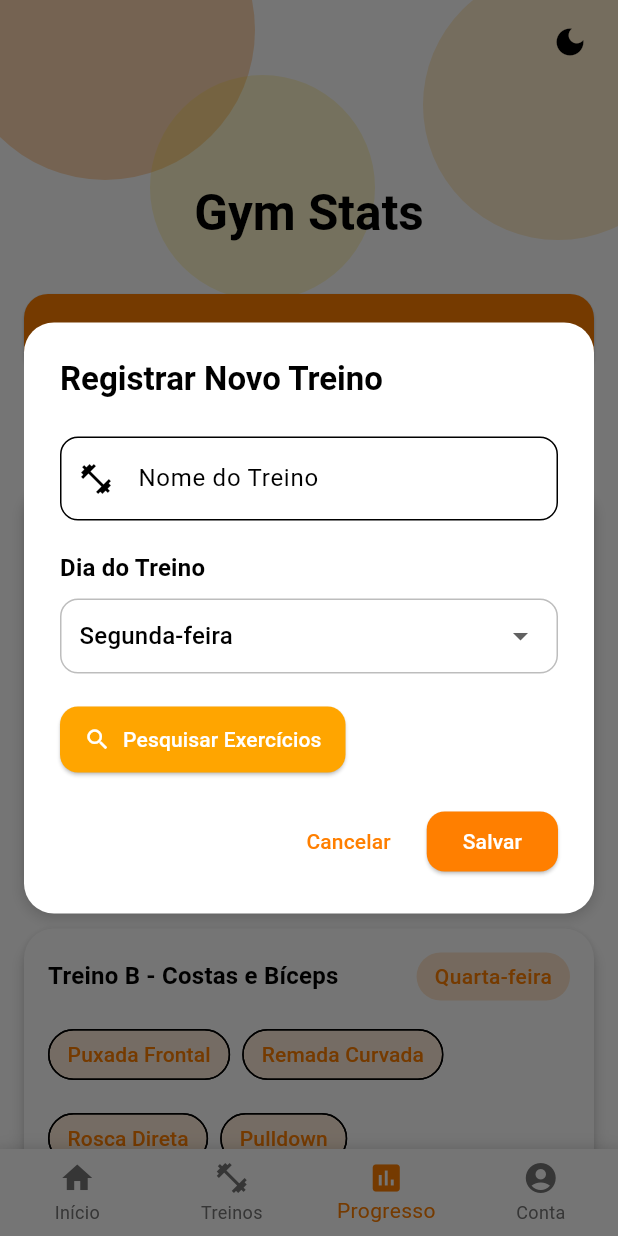
After one commit to DanielRosell06/Gym-Stats, a Flutter app: the screen it shows after launch, item 3 of the bottom bar chosen, after a tap on "Registrar Novo Treino", on a phone screen of 412 x 824 dp. The commit adds this screen. Run offline on Flutter 3.47's test engine with Material 3 defaults, Android fonts, the phone set to English and light mode, and no system bars; our stand-ins replace fl_chart.

Commit message:
Front da pagina de adicionar treino

```diff
--- /dev/null
+++ b/lib/add_training.dart
@@ -0,0 +1,556 @@
+import 'package:flutter/material.dart';
+
+class WorkoutRegistrationPage extends StatefulWidget {
+  const WorkoutRegistrationPage({super.key});
+
+  @override
+  State<WorkoutRegistrationPage> createState() => _WorkoutRegistrationPageState();
+}
+
+class _WorkoutRegistrationPageState extends State<WorkoutRegistrationPage> {
+  // Lista de treinos de exemplo
+  final List<Map<String, dynamic>> _workouts = [
+    {
+      'name': 'Treino A - Peito, Ombro e Tríceps',
+      'exercises': [
+        'Supino Reto',
+        'Desenvolvimento',
+        'Tríceps Corda',
+        'Crucifixo',
+        'Elevação Lateral'
+      ],
+      'day': 'Segunda-feira'
+    },
+    {
+      'name': 'Treino B - Costas e Bíceps',
+      'exercises': [
+        'Puxada Frontal',
+        'Remada Curvada',
+        'Rosca Direta',
+        'Pulldown',
+        'Rosca Martelo'
+      ],
+      'day': 'Quarta-feira'
+    },
+    {
+      'name': 'Treino C - Pernas',
+      'exercises': [
+        'Agachamento',
+        'Leg Press',
+        'Cadeira Extensora',
+        'Mesa Flexora',
+        'Panturrilha'
+      ],
+      'day': 'Sexta-feira'
+    },
+  ];
+
+  // Estado para os exercícios selecionados no popup
+  List<String> _selectedExercises = [];
+
+  // Controlador para o nome do treino
+  final TextEditingController _workoutNameController = TextEditingController();
+
+  // Dia da semana selecionado
+  String _selectedDay = 'Segunda-feira';
+
+  // Lista de exercícios disponíveis
+  final List<String> _availableExercises = [
+    'Supino Reto', 'Desenvolvimento', 'Tríceps Corda', 'Crucifixo', 'Elevação Lateral',
+    'Puxada Frontal', 'Remada Curvada', 'Rosca Direta', 'Pulldown', 'Rosca Martelo',
+    'Agachamento', 'Leg Press', 'Cadeira Extensora', 'Mesa Flexora', 'Panturrilha',
+    'Supino Inclinado', 'Voador', 'Tríceps Francês', 'Barra Fixa', 'Remada Alta',
+    'Leg Extension', 'Stiff', 'Levantamento Terra', 'Abdominais', 'Prancha'
+  ];
+
+  // Lista de dias da semana
+  final List<String> _weekDays = [
+    'Segunda-feira', 'Terça-feira', 'Quarta-feira',
+    'Quinta-feira', 'Sexta-feira', 'Sábado', 'Domingo'
+  ];
+
+  @override
+  void dispose() {
+    _workoutNameController.dispose();
+    super.dispose();
+  }
+
+  void _showAddWorkoutDialog() {
+    // Resetar dados do formulário
+    _workoutNameController.clear();
+    _selectedExercises = [];
+    _selectedDay = 'Segunda-feira';
+
+    showDialog(
+      context: context,
+      builder: (context) => StatefulBuilder(
+        builder: (context, setState) {
+          return Dialog(
+            insetPadding: const EdgeInsets.symmetric(horizontal: 16, vertical: 24),
+            shape: RoundedRectangleBorder(
+              borderRadius: BorderRadius.circular(20),
+            ),
+            child: SingleChildScrollView(
+              child: Padding(
+                padding: const EdgeInsets.all(24.0),
+                child: Column(
+                  mainAxisSize: MainAxisSize.min,
+                  crossAxisAlignment: CrossAxisAlignment.start,
+                  children: [
+                    Text(
+                      'Registrar Novo Treino',
+                      style: Theme.of(context).textTheme.titleLarge?.copyWith(
+                        fontWeight: FontWeight.bold,
+                      ),
+                    ),
+                    const SizedBox(height: 24),
+
+                    // Campo nome do treino
+                    TextField(
+                      controller: _workoutNameController,
+                      decoration: InputDecoration(
+                        labelText: 'Nome do Treino',
+                        hintText: 'Ex: Treino A - Peito e Tríceps',
+                        border: OutlineInputBorder(
+                          borderRadius: BorderRadius.circular(12),
+                        ),
+                        prefixIcon: const Icon(Icons.fitness_center),
+                      ),
+                    ),
+                    const SizedBox(height: 20),
+
+                    // Seleção do dia da semana
+                    Text(
+                      'Dia do Treino',
+                      style: Theme.of(context).textTheme.titleMedium?.copyWith(
+                        fontWeight: FontWeight.bold,
+                      ),
+                    ),
+                    const SizedBox(height: 8),
+                    Container(
+                      padding: const EdgeInsets.symmetric(horizontal: 12),
+                      decoration: BoxDecoration(
+                        border: Border.all(color: Colors.grey.shade400),
+                        borderRadius: BorderRadius.circular(12),
+                      ),
+                      child: DropdownButtonHideUnderline(
+                        child: DropdownButton<String>(
+                          isExpanded: true,
+                          value: _selectedDay,
+                          items: _weekDays.map((day) {
+                            return DropdownMenuItem<String>(
+                              value: day,
+                              child: Text(day),
+                            );
+                          }).toList(),
+                          onChanged: (value) {
+                            if (value != null) {
+                              setState(() {
+                                _selectedDay = value;
+                              });
+                            }
+                          },
+                        ),
+                      ),
+                    ),
+                    const SizedBox(height: 20),
+
+                    // Botão para buscar exercícios
+                    ElevatedButton.icon(
+                      onPressed: () {
+                        _showExerciseSearchDialog(context);
+                      },
+                      icon: const Icon(Icons.search),
+                      label: const Text('Pesquisar Exercícios'),
+                      style: ElevatedButton.styleFrom(
+                        backgroundColor: Theme.of(context).colorScheme.secondary,
+                        foregroundColor: Colors.white,
+                        padding: const EdgeInsets.symmetric(vertical: 12, horizontal: 16),
+                        shape: RoundedRectangleBorder(
+                          borderRadius: BorderRadius.circular(12),
+                        ),
+                      ),
+                    ),
+                    const SizedBox(height: 20),
+
+                    // Lista de exercícios selecionados
+                    if (_selectedExercises.isNotEmpty) ...[
+                      Text(
+                        'Exercícios Selecionados',
+                        style: Theme.of(context).textTheme.titleMedium?.copyWith(
+                          fontWeight: FontWeight.bold,
+                        ),
+                      ),
+                      const SizedBox(height: 12),
+                      Container(
+                        padding: const EdgeInsets.all(12),
+                        decoration: BoxDecoration(
+                          color: Theme.of(context).colorScheme.primary.withOpacity(0.1),
+                          borderRadius: BorderRadius.circular(12),
+                        ),
+                        child: Column(
+                          children: _selectedExercises.map((exercise) {
+                            return Padding(
+                              padding: const EdgeInsets.symmetric(vertical: 4.0),
+                              child: Row(
+                                mainAxisAlignment: MainAxisAlignment.spaceBetween,
+                                children: [
+                                  Text(
+                                    exercise,
+                                    style: const TextStyle(fontWeight: FontWeight.w500),
+                                  ),
+                                  IconButton(
+                                    icon: const Icon(Icons.remove_circle_outline, color: Colors.red),
+                                    onPressed: () {
+                                      setState(() {
+                                        _selectedExercises.remove(exercise);
+                                      });
+                                    },
+                                  ),
+                                ],
+                              ),
+                            );
+                          }).toList(),
+                        ),
+                      ),
+                      const SizedBox(height: 20),
+                    ],
+
+                    // Botões de ação
+                    Row(
+                      mainAxisAlignment: MainAxisAlignment.end,
+                      children: [
+                        TextButton(
+                          onPressed: () {
+                            Navigator.pop(context);
+                          },
+                          child: const Text('Cancelar'),
+                        ),
+                        const SizedBox(width: 12),
+                        ElevatedButton(
+                          onPressed: () {
+                            if (_workoutNameController.text.isNotEmpty &&
+                                _selectedExercises.isNotEmpty) {
+                              // Adicionar novo treino
+                              setState(() {
+                                _addNewWorkout();
+                              });
+                              Navigator.pop(context);
+                            } else {
+                              // Mostrar erro
+                              ScaffoldMessenger.of(context).showSnackBar(
+                                const SnackBar(
+                                  content: Text('Preencha o nome e selecione pelo menos um exercício'),
+                                  backgroundColor: Colors.red,
+                                ),
+                              );
+                            }
+                          },
+                          style: ElevatedButton.styleFrom(
+                            backgroundColor: Theme.of(context).colorScheme.primary,
+                            foregroundColor: Colors.white,
+                            shape: RoundedRectangleBorder(
+                              borderRadius: BorderRadius.circular(12),
+                            ),
+                          ),
+                          child: const Text('Salvar'),
+                        ),
+                      ],
+                    ),
+                  ],
+                ),
+              ),
+            ),
+          );
+        },
+      ),
+    );
+  }
+
+  void _showExerciseSearchDialog(BuildContext context) {
+  TextEditingController searchController = TextEditingController();
+  List<String> filteredExercises = List.from(_availableExercises);
+
+  showDialog(
+    context: context,
+    builder: (context) => StatefulBuilder(
+      builder: (context, setStateDialog) {  // Renomeei para deixar claro que é o setState do diálogo
+        return Dialog(
+          shape: RoundedRectangleBorder(
+            borderRadius: BorderRadius.circular(20),
+          ),
+          child: Padding(
+            padding: const EdgeInsets.all(16.0),
+            child: Column(
+              mainAxisSize: MainAxisSize.min,
+              children: [
+                Text(
+                  'Buscar Exercícios',
+                  style: Theme.of(context).textTheme.titleLarge?.copyWith(
+                    fontWeight: FontWeight.bold,
+                  ),
+                ),
+                const SizedBox(height: 16),
+                TextField(
+                  controller: searchController,
+                  decoration: InputDecoration(
+                    hintText: 'Digite para buscar',
+                    prefixIcon: const Icon(Icons.search),
+                    border: OutlineInputBorder(
+                      borderRadius: BorderRadius.circular(12),
+                    ),
+                  ),
+                  onChanged: (value) {
+                    setStateDialog(() {  // Usar o setState do diálogo
+                      filteredExercises = _availableExercises
+                          .where((exercise) => exercise.toLowerCase().contains(value.toLowerCase()))
+                          .toList();
+                    });
+                  },
+                ),
+                const SizedBox(height: 16),
+                Container(
+                  constraints: BoxConstraints(
+                    maxHeight: MediaQuery.of(context).size.height * 0.4,
+                  ),
+                  child: ListView.builder(
+                    shrinkWrap: true,
+                    itemCount: filteredExercises.length,
+                    itemBuilder: (context, index) {
+                      final exercise = filteredExercises[index];
+                      final isSelected = _selectedExercises.contains(exercise);
+
+                      return ListTile(
+                        title: Text(exercise),
+                        trailing: isSelected
+                            ? const Icon(Icons.check_circle, color: Colors.green)
+                            : const Icon(Icons.add_circle_outline),
+                        onTap: () {
+                          // Aqui precisamos usar o setState do widget pai
+                          setState(() {  // Esse setState é do widget pai, não do diálogo
+                            if (isSelected) {
+                              _selectedExercises.remove(exercise);
+                            } else {
+                              _selectedExercises.add(exercise);
+                            }
+                          });
+                          setStateDialog(() {});  // Atualizar o UI da lista no diálogo
+                        },
+                      );
+                    },
+                  ),
+                ),
+                const SizedBox(height: 16),
+                ElevatedButton(
+                  onPressed: () {
+                    Navigator.pop(context);
+                  },
+                  style: ElevatedButton.styleFrom(
+                    backgroundColor: Theme.of(context).colorScheme.primary,
+                    foregroundColor: Colors.white,
+                    shape: RoundedRectangleBorder(
+                      borderRadius: BorderRadius.circular(12),
+                    ),
+                  ),
+                  child: const Text('Concluir'),
+                ),
+              ],
+            ),
+          ),
+        );
+      },
+    ),
+  ).then((_) {
+    searchController.dispose();
+  });
+}
+
+  void _addNewWorkout() {
+    // Adicionar à lista de estado
+    setState(() {
+      _workouts.add({
+        'name': _workoutNameController.text,
+        'exercises': List<String>.from(_selectedExercises),
+        'day': _selectedDay,
+      });
+    });
+  }
+
+  @override
+  Widget build(BuildContext context) {
+    return Column(
+      crossAxisAlignment: CrossAxisAlignment.start,
+      children: [
+        // Botão para registrar novo treino
+        SizedBox(
+          width: double.infinity,
+          child: ElevatedButton.icon(
+            onPressed: _showAddWorkoutDialog,
+            icon: const Icon(Icons.add),
+            label: const Text(
+              'Registrar Novo Treino',
+              style: TextStyle(fontSize: 16, fontWeight: FontWeight.bold),
+            ),
+            style: ElevatedButton.styleFrom(
+              backgroundColor: Theme.of(context).colorScheme.primary,
+              foregroundColor: Colors.white,
+              padding: const EdgeInsets.symmetric(vertical: 16),
+              shape: RoundedRectangleBorder(
+                borderRadius: BorderRadius.circular(16),
+              ),
+            ),
+          ),
+        ),
+        const SizedBox(height: 24),
+
+        // Título da seção
+        Text(
+          'Meus Treinos',
+          style: Theme.of(context).textTheme.titleLarge?.copyWith(
+            fontWeight: FontWeight.bold,
+          ),
+        ),
+        const SizedBox(height: 16),
+
+        // Lista de treinos existentes
+        ListView.builder(
+          shrinkWrap: true,
+          physics: const NeverScrollableScrollPhysics(),
+          itemCount: _workouts.length,
+          itemBuilder: (context, index) {
+            final workout = _workouts[index];
+            // Limitar a 4 exercícios para exibição
+            final displayExercises = workout['exercises'].length > 4
+                ? workout['exercises'].sublist(0, 4)
+                : workout['exercises'];
+
+            return Card(
+              margin: const EdgeInsets.only(bottom: 16),
+              child: Padding(
+                padding: const EdgeInsets.all(16),
+                child: Column(
+                  crossAxisAlignment: CrossAxisAlignment.start,
+                  children: [
+                    Row(
+                      mainAxisAlignment: MainAxisAlignment.spaceBetween,
+                      children: [
+                        Expanded(
+                          child: Text(
+                            workout['name'],
+                            style: Theme.of(context).textTheme.titleMedium?.copyWith(
+                              fontWeight: FontWeight.bold,
+                            ),
+                          ),
+                        ),
+                        Container(
+                          padding: const EdgeInsets.symmetric(
+                            horizontal: 12,
+                            vertical: 6,
+                          ),
+                          decoration: BoxDecoration(
+                            color: Theme.of(context).colorScheme.primary.withOpacity(0.2),
+                            borderRadius: BorderRadius.circular(16),
+                          ),
+                          child: Text(
+                            workout['day'],
+                            style: TextStyle(
+                              fontWeight: FontWeight.w500,
+                              color: Theme.of(context).colorScheme.primary,
+                            ),
+                          ),
+                        ),
+                      ],
+                    ),
+                    const SizedBox(height: 12),
+                    Wrap(
+                      spacing: 8,
+                      runSpacing: 8,
+                      children: displayExercises.map<Widget>((exercise) {
+                        return ExerciseChip(name: exercise);
+                      }).toList(),
+                    ),
+                    if (workout['exercises'].length > 4) ...[
+                      const SizedBox(height: 8),
+                      Text(
+                        '+ ${workout['exercises'].length - 4} exercícios',
+                        style: TextStyle(
+                          color: Theme.of(context).colorScheme.secondary,
+                          fontWeight: FontWeight.w500,
+                        ),
+                      ),
+                    ],
+                    const SizedBox(height: 12),
+                    Row(
+                      mainAxisAlignment: MainAxisAlignment.end,
+                      children: [
+                        OutlinedButton.icon(
+                          onPressed: () {
+                            // Implementar edição de treino
+                          },
+                          icon: const Icon(Icons.edit),
+                          label: const Text('Editar'),
+                          style: OutlinedButton.styleFrom(
+                            foregroundColor: Theme.of(context).colorScheme.primary,
+                            side: BorderSide(
+                              color: Theme.of(context).colorScheme.primary,
+                            ),
+                            shape: RoundedRectangleBorder(
+                              borderRadius: BorderRadius.circular(12),
+                            ),
+                          ),
+                        ),
+                        const SizedBox(width: 8),
+                        ElevatedButton.icon(
+                          onPressed: () {
+                            // Implementar iniciar treino
+                          },
+                          icon: const Icon(Icons.fitness_center),
+                          label: const Text('Iniciar'),
+                          style: ElevatedButton.styleFrom(
+                            backgroundColor: Theme.of(context).colorScheme.primary,
+                            foregroundColor: Colors.white,
+                            shape: RoundedRectangleBorder(
+                              borderRadius: BorderRadius.circular(12),
+                            ),
+                          ),
+                        ),
+                      ],
+                    ),
+                  ],
+                ),
+              ),
+            );
+          },
+        ),
+        const SizedBox(height: 80), // Espaço para o bottom navigation bar
+      ],
+    );
+  }
+}
+
+// Usando o componente ExerciseChip da home page
+class ExerciseChip extends StatelessWidget {
+  final String name;
+
+  const ExerciseChip({super.key, required this.name});
+
+  @override
+  Widget build(BuildContext context) {
+    return InkWell(
+      onTap: () {},
+      borderRadius: BorderRadius.circular(20),
+      child: Chip(
+        label: Text(
+          name,
+          style: TextStyle(
+            fontWeight: FontWeight.w500,
+            color: Theme.of(context).colorScheme.primary,
+          ),
+        ),
+        backgroundColor: Theme.of(context).colorScheme.primary.withOpacity(0.15),
+        padding: const EdgeInsets.symmetric(horizontal: 4, vertical: 4),
+        shape: RoundedRectangleBorder(borderRadius: BorderRadius.circular(20)),
+      ),
+    );
+  }
+}
--- a/lib/app_scaffold.dart
+++ b/lib/app_scaffold.dart
@@ -2,6 +2,7 @@
 import 'package:flutter/material.dart';
 import 'package:gym_stats/signin_page.dart';
 import 'package:gym_stats/login_page.dart';
+import 'package:gym_stats/add_training.dart';
 import 'package:provider/provider.dart';
 import 'theme_provider.dart';
 import 'home-page.dart';
@@ -50,6 +51,8 @@
         return HomeContent();
       case 1:
         return LoginPage();
+      case 2:
+        return WorkoutRegistrationPage();
       case 3: // Assumindo que o botão Conta seja o índice 3
         return RegisterPage();
       default:
```
Also changed, not shown: lib/learn_flutter_page.dart (deleted, +0 -92 lines), lib/profile_page.dart (deleted, +0 -38 lines).
